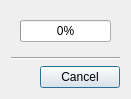
Old version of the form client/libclient/src/ui/dialogs/compatibility_version_installation_dialog.ui in the repository networkoptix/nx_open.
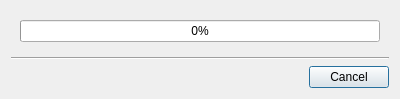
New version of the form.

Commit message:
VMS: Restyle compatiblity version installation dialog.
Now it has a minimum size of 200px and displays
the status message in the progress bar instead of the title bar.

<==== Mercurial data ====>
Branch: dev_3.0.0_gui

```diff
--- a/client/libclient/src/ui/dialogs/compatibility_version_installation_dialog.ui
+++ b/client/libclient/src/ui/dialogs/compatibility_version_installation_dialog.ui
@@ -7,22 +7,19 @@
     <x>0</x>
     <y>0</y>
     <width>400</width>
-    <height>95</height>
+    <height>97</height>
    </rect>
   </property>
-  <property name="sizePolicy">
-   <sizepolicy hsizetype="Fixed" vsizetype="Fixed">
-    <horstretch>0</horstretch>
-    <verstretch>0</verstretch>
-   </sizepolicy>
+  <property name="minimumSize">
+   <size>
+    <width>200</width>
+    <height>0</height>
+   </size>
   </property>
   <property name="windowTitle">
    <string/>
   </property>
   <layout class="QVBoxLayout" name="verticalLayout">
-   <property name="sizeConstraint">
-    <enum>QLayout::SetFixedSize</enum>
-   </property>
    <item>
     <widget class="QWidget" name="widget" native="true">
      <layout class="QVBoxLayout" name="verticalLayout_2">
```
Left out of the diff: 2 changed lines with no effect on the pictures. The commit also changes 2 other files.
